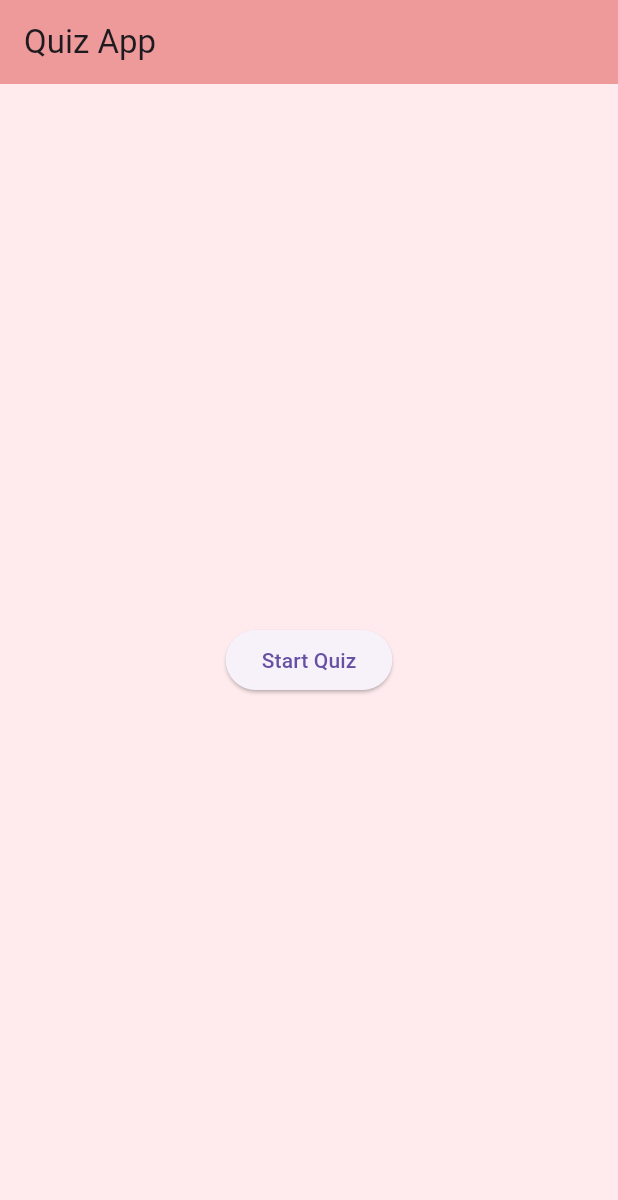
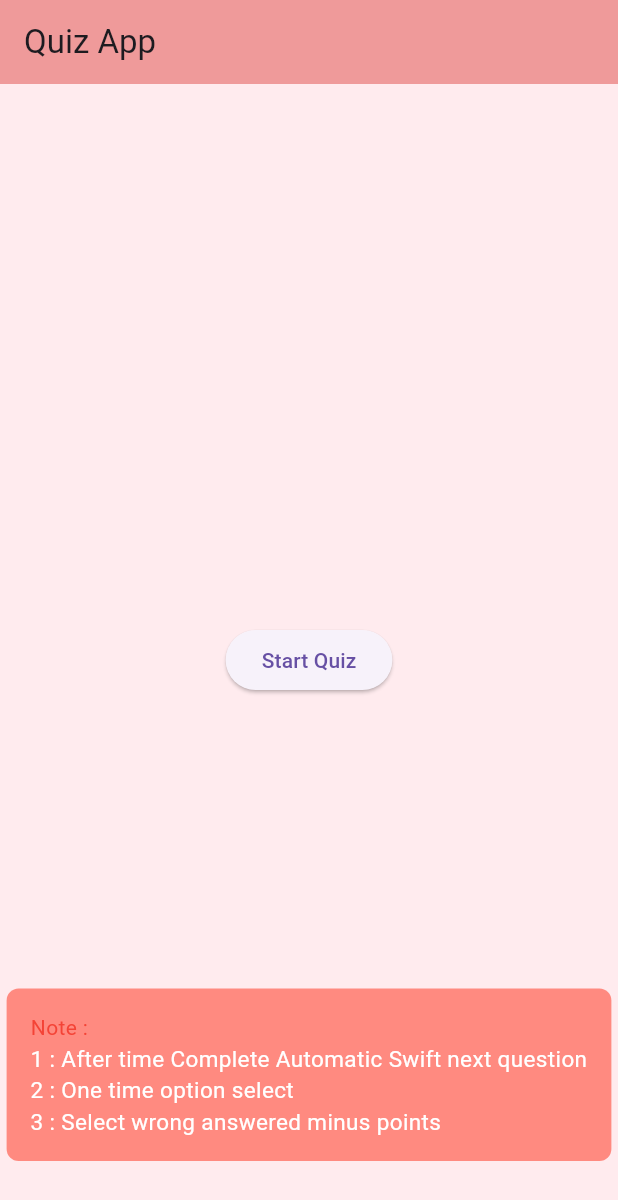
Before and after one commit to hardik5858/quiz_app, a Flutter app: the screen it shows after launch, on a phone screen of 412 x 824 dp. Shown: the top 1200 px of the screen. Run offline on Flutter 3.47's test engine with Material 3 defaults, Android fonts, the phone set to English and light mode, and no system bars.

Commit message:
commit compalte

```diff
--- a/lib/main.dart
+++ b/lib/main.dart
@@ -30,6 +30,10 @@ class HomeScreen extends StatelessWidget {
         title: Text('Quiz App'),
       ),
       body: Center(
+        child: Stack(
+          children: [
+            Align(
+              alignment: Alignment.center,
               child: ElevatedButton(
                 onPressed: () {
                   Navigator.push(
@@ -41,6 +45,49 @@ class HomeScreen extends StatelessWidget {
                 },
                 child: Text('Start Quiz'),
               ),
+            ),
+            Align(
+              alignment: Alignment.bottomCenter,
+              child: Column(
+                crossAxisAlignment: CrossAxisAlignment.end,
+                mainAxisAlignment: MainAxisAlignment.end,
+                children: [
+                  Container(
+                    margin: EdgeInsets.symmetric(vertical: 10),
+                    decoration: BoxDecoration(
+                      color: Colors.redAccent.shade100,
+                      borderRadius: BorderRadius.circular(8),
+                    ),
+                    child: Padding(
+                      padding: EdgeInsets.all(16),
+                      child: Column(
+                        crossAxisAlignment: CrossAxisAlignment.start,
+                        mainAxisAlignment: MainAxisAlignment.center,
+                        children: [
+                          Text("Note :",style: TextStyle(color: Colors.red),),
+                          Text("1 : After time Complete Automatic Swift next question",
+                            textAlign: TextAlign.center,
+                            style: TextStyle(fontSize: 15.0,color: Colors.white),
+                          ),
+                          Text("2 : One time option select",
+                            textAlign: TextAlign.center,
+                            style: TextStyle(fontSize: 15.0,color: Colors.white),
+                          ),
+                          Text("3 : Select wrong answered minus points",
+                            textAlign: TextAlign.center,
+                            style: TextStyle(fontSize: 15.0,color: Colors.white),
+                          ),
+                        ],
+                      ),
+                    ),
+                  ),
+                  SizedBox(height: 40,)
+                ],
+              ),
+            ),
+
+          ],
+        )
       ),
     );
   }
```
Lines whose indentation alone changed are shown as unchanged.
